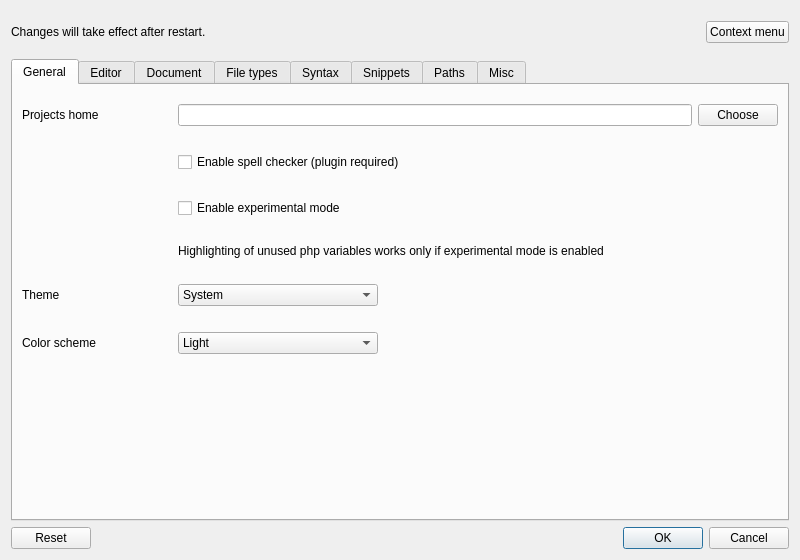
Above: ui/settings.ui from ziracms/editor before the change. Below: the same form after it.
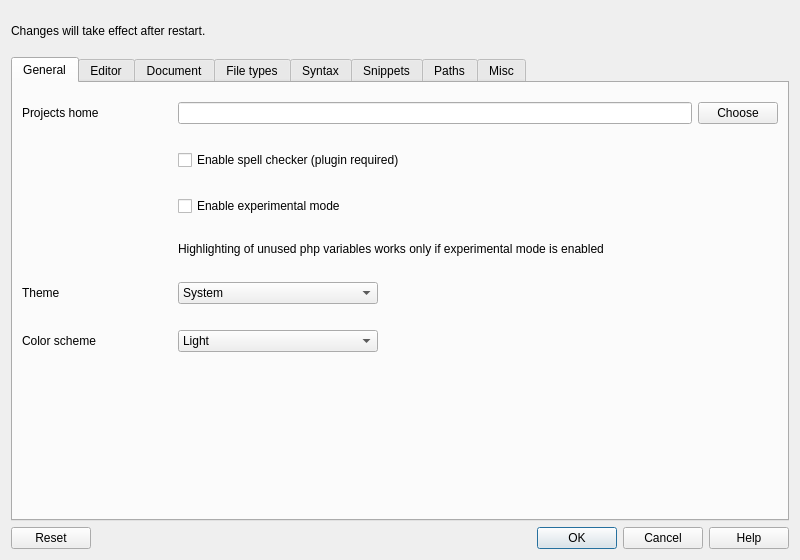
That is the form after the change.

Patch:
```diff
--- a/ui/settings.ui
+++ b/ui/settings.ui
@@ -51,16 +51,6 @@
        </property>
       </spacer>
      </item>
-     <item>
-      <widget class="QPushButton" name="contextMenuButton">
-       <property name="focusPolicy">
-        <enum>Qt::NoFocus</enum>
-       </property>
-       <property name="text">
-        <string>Context menu</string>
-       </property>
-      </widget>
-     </item>
     </layout>
    </item>
    <item>
@@ -1623,7 +1613,7 @@
       <enum>Qt::Horizontal</enum>
      </property>
      <property name="standardButtons">
-      <set>QDialogButtonBox::Cancel|QDialogButtonBox::Ok|QDialogButtonBox::Reset</set>
+      <set>QDialogButtonBox::Cancel|QDialogButtonBox::Help|QDialogButtonBox::Ok|QDialogButtonBox::Reset</set>
      </property>
     </widget>
    </item>
```
